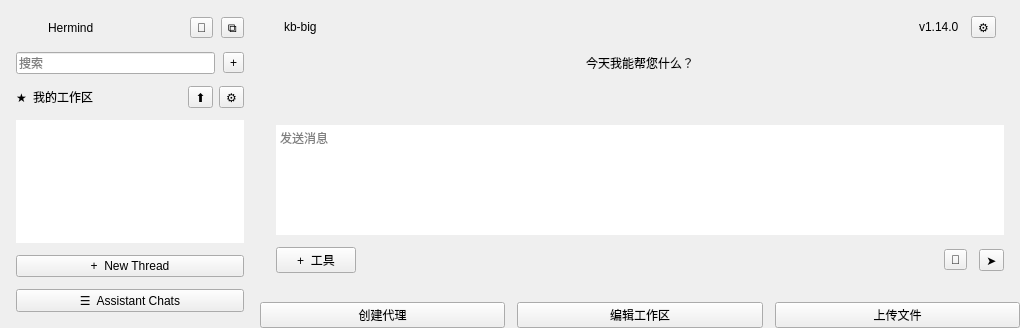
Qt form hermind-desktop/main_chat_widget.ui (odysseythink/hermind) before a commit.
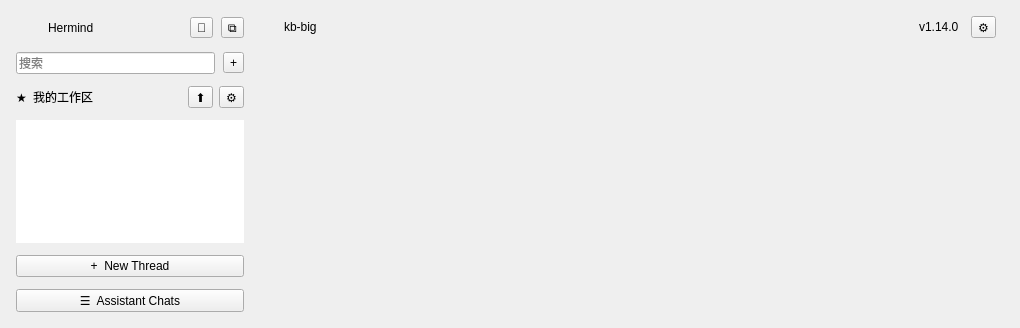
The same form after that commit.

Commit message: feat(desktop): integrate ChatContainerWidget into MainChatWidget

Diff of the .ui file:
```diff
--- a/hermind-desktop/main_chat_widget.ui
+++ b/hermind-desktop/main_chat_widget.ui
@@ -294,188 +294,15 @@
        </layout>
       </item>
       <item>
-       <spacer name="topChatSpacer">
-        <property name="orientation">
-         <enum>Qt::Orientation::Vertical</enum>
+       <widget class="QWidget" name="chatContainerPlaceholder">
+        <property name="sizePolicy">
+         <sizepolicy hsizetype="Expanding" vsizetype="Expanding">
+          <horstretch>0</horstretch>
+          <verstretch>0</verstretch>
+         </sizepolicy>
         </property>
-        <property name="sizeHint" stdset="0">
-         <size>
-          <width>0</width>
-          <height>0</height>
-         </size>
-        </property>
-       </spacer>
-      </item>
-      <item alignment="Qt::AlignmentFlag::AlignHCenter">
-       <widget class="QLabel" name="welcomeLabel">
-        <property name="text">
-         <string>今天我能帮您什么？</string>
-        </property>
        </widget>
       </item>
-      <item>
-       <spacer name="welcomeInputSpacer">
-        <property name="orientation">
-         <enum>Qt::Orientation::Vertical</enum>
-        </property>
-        <property name="sizeHint" stdset="0">
-         <size>
-          <width>20</width>
-          <height>40</height>
-         </size>
-        </property>
-       </spacer>
-      </item>
-      <item alignment="Qt::AlignmentFlag::AlignHCenter">
-       <widget class="QFrame" name="inputFrame">
-        <property name="minimumSize">
-         <size>
-          <width>760</width>
-          <height>140</height>
-         </size>
-        </property>
-        <property name="maximumSize">
-         <size>
-          <width>760</width>
-          <height>180</height>
-         </size>
-        </property>
-        <layout class="QVBoxLayout" name="verticalLayout_3">
-         <property name="spacing">
-          <number>12</number>
-         </property>
-         <property name="leftMargin">
-          <number>16</number>
-         </property>
-         <property name="topMargin">
-          <number>16</number>
-         </property>
-         <property name="rightMargin">
-          <number>16</number>
-         </property>
-         <property name="bottomMargin">
-          <number>12</number>
-         </property>
-         <item>
-          <widget class="QTextEdit" name="messageEdit">
-           <property name="frameShape">
-            <enum>QFrame::Shape::NoFrame</enum>
-           </property>
-           <property name="placeholderText">
-            <string>发送消息</string>
-           </property>
-          </widget>
-         </item>
-         <item>
-          <layout class="QHBoxLayout" name="inputToolbar">
-           <property name="spacing">
-            <number>12</number>
-           </property>
-           <item>
-            <widget class="QPushButton" name="toolsButton">
-             <property name="text">
-              <string>+  工具</string>
-             </property>
-            </widget>
-           </item>
-           <item>
-            <spacer name="inputToolbarSpacer">
-             <property name="orientation">
-              <enum>Qt::Orientation::Horizontal</enum>
-             </property>
-             <property name="sizeHint" stdset="0">
-              <size>
-               <width>0</width>
-               <height>0</height>
-              </size>
-             </property>
-            </spacer>
-           </item>
-           <item>
-            <widget class="QToolButton" name="micButton">
-             <property name="text">
-              <string>🎤</string>
-             </property>
-            </widget>
-           </item>
-           <item>
-            <widget class="QToolButton" name="sendButton">
-             <property name="text">
-              <string>➤</string>
-             </property>
-            </widget>
-           </item>
-          </layout>
-         </item>
-        </layout>
-       </widget>
-      </item>
-      <item>
-       <spacer name="inputActionSpacer">
-        <property name="orientation">
-         <enum>Qt::Orientation::Vertical</enum>
-        </property>
-        <property name="sizeHint" stdset="0">
-         <size>
-          <width>20</width>
-          <height>20</height>
-         </size>
-        </property>
-       </spacer>
-      </item>
-      <item>
-       <layout class="QHBoxLayout" name="actionButtonsLayout">
-        <property name="spacing">
-         <number>12</number>
-        </property>
-        <property name="leftMargin">
-         <number>0</number>
-        </property>
-        <property name="topMargin">
-         <number>0</number>
-        </property>
-        <property name="rightMargin">
-         <number>0</number>
-        </property>
-        <property name="bottomMargin">
-         <number>0</number>
-        </property>
-        <item>
-         <widget class="QPushButton" name="createAgentButton">
-          <property name="text">
-           <string>创建代理</string>
-          </property>
-         </widget>
-        </item>
-        <item>
-         <widget class="QPushButton" name="editWorkspaceButton">
-          <property name="text">
-           <string>编辑工作区</string>
-          </property>
-         </widget>
-        </item>
-        <item>
-         <widget class="QPushButton" name="uploadFileButton">
-          <property name="text">
-           <string>上传文件</string>
-          </property>
-         </widget>
-        </item>
-       </layout>
-      </item>
-      <item>
-       <spacer name="bottomChatSpacer">
-        <property name="orientation">
-         <enum>Qt::Orientation::Vertical</enum>
-        </property>
-        <property name="sizeHint" stdset="0">
-         <size>
-          <width>0</width>
-          <height>0</height>
-         </size>
-        </property>
-       </spacer>
-      </item>
      </layout>
     </widget>
    </item>
```
The commit also changes 2 other files.
